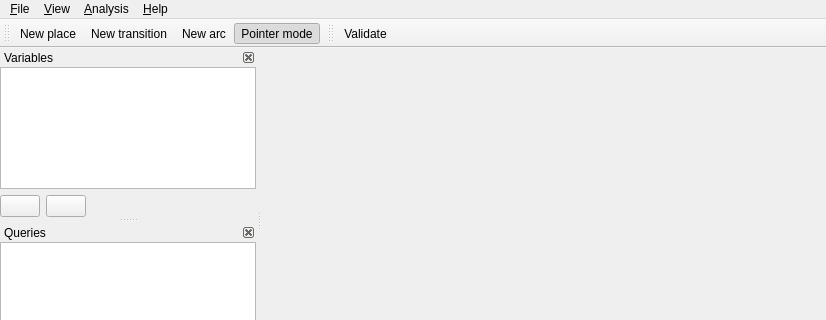
Before: the Qt Designer form PeTedit/MainWindow.ui in jonasfj/PeTe, drawn with Qt 5; both pictures show x 0 to 826 and y 0 to 320 of the 826 by 630 pixel window.
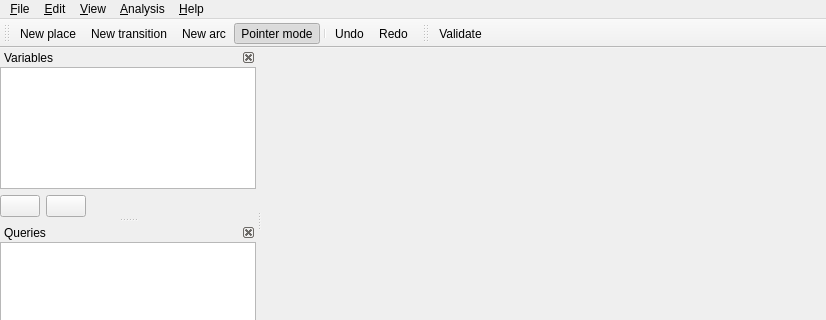
After: the same form once the commit is applied. Icons and pictures are not drawn.

Commit message: Added undo/redo shortcut

Patch:
```diff
--- a/PeTedit/MainWindow.ui
+++ b/PeTedit/MainWindow.ui
@@ -63,7 +63,7 @@
      <x>0</x>
      <y>0</y>
      <width>826</width>
-     <height>24</height>
+     <height>25</height>
     </rect>
    </property>
    <widget class="QMenu" name="menuFile">
@@ -94,7 +94,15 @@
     </property>
     <addaction name="aboutAction"/>
    </widget>
+   <widget class="QMenu" name="menu_Edit">
+    <property name="title">
+     <string>&amp;Edit</string>
+    </property>
+    <addaction name="undoAction"/>
+    <addaction name="redoAction"/>
+   </widget>
    <addaction name="menuFile"/>
+   <addaction name="menu_Edit"/>
    <addaction name="menuView"/>
    <addaction name="menu_Analysis"/>
    <addaction name="menuHelp"/>
@@ -110,6 +118,9 @@
    <addaction name="InsertTransitionModeAction"/>
    <addaction name="InsertArcModeAction"/>
    <addaction name="PointerModeAction"/>
+   <addaction name="separator"/>
+   <addaction name="undoAction"/>
+   <addaction name="redoAction"/>
   </widget>
   <widget class="QStatusBar" name="statusBar"/>
   <widget class="QDockWidget" name="variableDock">
@@ -533,6 +544,22 @@
     <string>&amp;About</string>
    </property>
   </action>
+  <action name="undoAction">
+   <property name="text">
+    <string>&amp;Undo</string>
+   </property>
+   <property name="shortcut">
+    <string>Ctrl+Z</string>
+   </property>
+  </action>
+  <action name="redoAction">
+   <property name="text">
+    <string>&amp;Redo</string>
+   </property>
+   <property name="shortcut">
+    <string>Ctrl+Shift+Z</string>
+   </property>
+  </action>
  </widget>
  <layoutdefault spacing="6" margin="11"/>
  <resources>
```
The commit also changes 3 other files.
